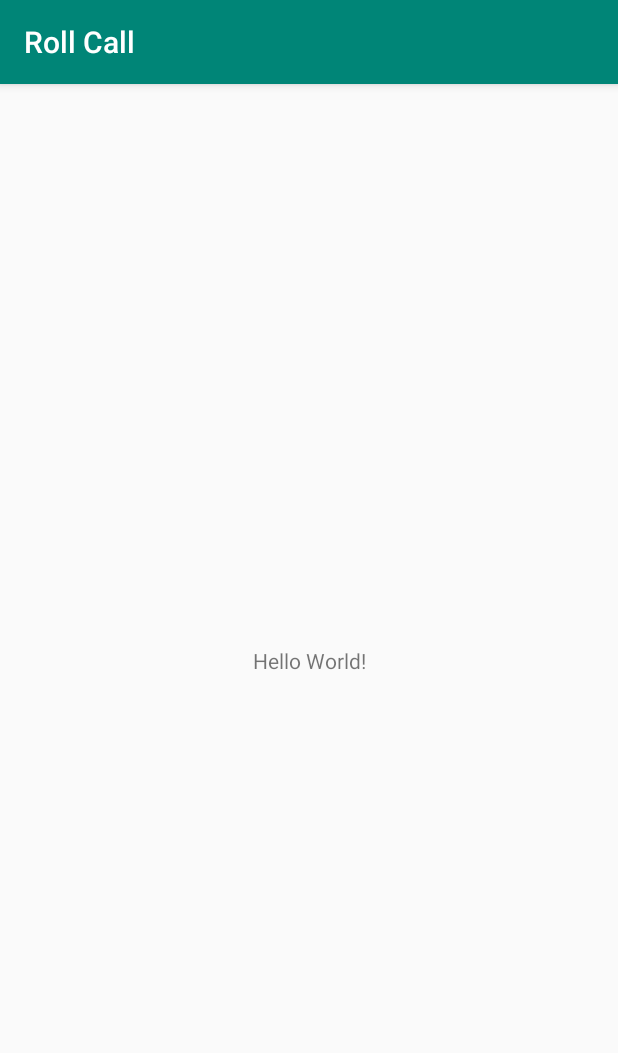
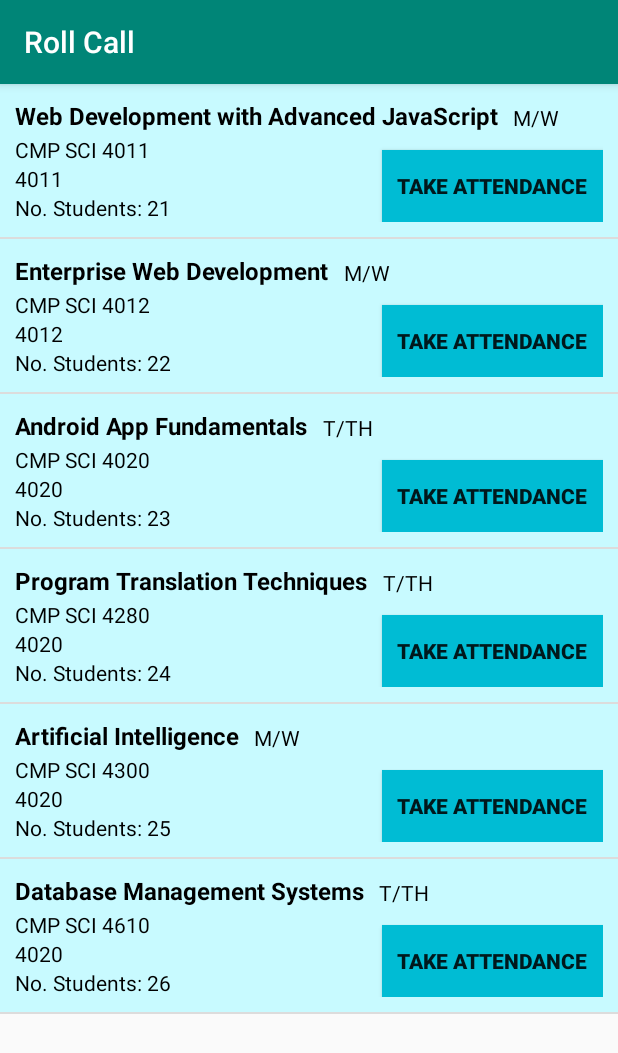
Before and after one commit to zegster/android-fundamentals, an Android app: the screen it shows after launch (MainScreenAct before the commit, MainScreenActivity after it), on a phone screen of 412 x 824 dp. Shown: the top 1053 px of the screen. Run offline under Robolectric (Android 15) with nearby library versions, the phone set to English and light mode, and no system bars.

Commit message:
huge update

```diff
--- a/RollCall/app/build.gradle
+++ b/RollCall/app/build.gradle
@@ -24,10 +24,11 @@ android {
 
 dependencies {
     implementation fileTree(dir: 'libs', include: ['*.jar'])
-    implementation"org.jetbrains.kotlin:kotlin-stdlib-jdk7:$kotlin_version"
+    implementation "org.jetbrains.kotlin:kotlin-stdlib-jdk7:$kotlin_version"
     implementation 'androidx.appcompat:appcompat:1.1.0'
     implementation 'androidx.core:core-ktx:1.2.0'
     implementation 'androidx.constraintlayout:constraintlayout:1.1.3'
+    implementation 'androidx.legacy:legacy-support-v4:1.0.0'
     testImplementation 'junit:junit:4.12'
     androidTestImplementation 'androidx.test.ext:junit:1.1.1'
     androidTestImplementation 'androidx.test.espresso:espresso-core:3.2.0'
--- a/RollCall/app/src/main/AndroidManifest.xml
+++ b/RollCall/app/src/main/AndroidManifest.xml
@@ -9,7 +9,7 @@
         android:roundIcon="@mipmap/ic_launcher_round"
         android:supportsRtl="true"
         android:theme="@style/AppTheme">
-        <activity android:name=".MainScreenAct">
+        <activity android:name=".MainScreenActivity">
             <intent-filter>
                 <action android:name="android.intent.action.MAIN" />
 
--- /dev/null
+++ b/RollCall/app/src/main/java/edu/umsl/duc_ngo/rollcall/CourseListAdapter.kt
@@ -0,0 +1,79 @@
+package edu.umsl.duc_ngo.rollcall
+
+import android.view.View
+import android.view.ViewGroup
+import android.widget.BaseAdapter
+import android.widget.TextView
+import android.view.LayoutInflater
+import kotlinx.android.synthetic.main.course_row_list.view.*
+
+class CourseListAdapter(model: CourseModel): BaseAdapter() {
+    private val mModel: CourseModel = model
+
+    /* Responsible for how many rows in the list */
+    override fun getCount(): Int {
+        return mModel.getCourseSize()
+    }
+
+    override fun getItemId(position: Int): Long {
+        return position.toLong()
+    }
+
+    override fun getItem(position: Int): Any {
+        return "Return ANY from getItem()"
+    }
+
+    /* Responsible for rendering out each row of the list view */
+    override fun getView(position: Int, convertView: View?, parent: ViewGroup?): View {
+        /* Debug
+        val textView = TextView(ctx)
+        textView.text = "This is a test, testing the row!" */
+
+        val courseRowList: View
+
+        //Check if convertView is null, if so then inflate a new row
+        if(convertView == null) {
+            //LayoutInflater inflate XML files and it gives us the entire view so that we can use it as the return value
+            val layoutInflater = LayoutInflater.from(parent!!.context)
+            courseRowList = layoutInflater.inflate(R.layout.course_row_list, parent, false)
+
+            //Note: findViewById is very expensive
+            //Using ViewHolder pattern for performance gains: https://developer.android.com/guide/topics/ui/layout/recyclerview
+            /* Solution 1
+            val courseNameTV = courseRowList.findViewById<TextView>(R.id._course_name_tv)
+            val extendedNameTV = courseRowList.findViewById<TextView>(R.id._extended_name_tv)
+            val courseNumberTV = courseRowList.findViewById<TextView>(R.id._course_number_tv)
+            val heldDayTV = courseRowList.findViewById<TextView>(R.id._held_day_tv)
+            val noStudentTV = courseRowList.findViewById<TextView>(R.id._no_student_tv)
+            val viewHolder = ViewHolder(courseNameTV, extendedNameTV, courseNumberTV, heldDayTV, noStudentTV) */
+
+            /* Solution 2
+            //This require plugin of: kotlin-android-extensions
+            val courseNameTV = courseRowList._course_name_tv
+            val extendedNameTV = courseRowList._extended_name_tv
+            val courseNumberTV = courseRowList._course_number_tv
+            val heldDayTV = courseRowList._held_day_tv
+            val noStudentTV = courseRowList._no_student_tv
+            val viewHolder = ViewHolder(courseNameTV, extendedNameTV, courseNumberTV, heldDayTV, noStudentTV) */
+
+            /* Solution 3 */
+            //This require plugin of: kotlin-android-extensions
+            val viewHolder = ViewHolder(courseRowList._course_name_tv, courseRowList._extended_name_tv, courseRowList._course_number_tv, courseRowList._held_day_tv, courseRowList._no_student_tv)
+            courseRowList.tag = viewHolder
+        } else {
+            //If not null, that mean the row is convertView then set courseRowList as that view
+            courseRowList = convertView
+        }
+
+        val viewHolder = courseRowList.tag as ViewHolder
+        viewHolder.courseNameTV.text = mModel.getCourse(position).course_name
+        viewHolder.extendedNameTV.text = mModel.getCourse(position).extended_name
+        viewHolder.courseNumberTV.text = mModel.getCourse(position).course_number.toString()
+        viewHolder.heldDayTV.text = mModel.getCourse(position).held_day
+        viewHolder.noStudentTV.text = mModel.getCourse(position).no_students.toString()
+
+        return courseRowList
+    }
+
+    private class ViewHolder(val courseNameTV: TextView, val extendedNameTV: TextView, val courseNumberTV: TextView,  val heldDayTV: TextView,  val noStudentTV: TextView)
+}
--- a/RollCall/app/src/main/java/edu/umsl/duc_ngo/rollcall/CourseModel.kt
+++ b/RollCall/app/src/main/java/edu/umsl/duc_ngo/rollcall/CourseModel.kt
@@ -1,12 +1,20 @@
 package edu.umsl.duc_ngo.rollcall
 
-import android.R
+class CourseModel {
+    private var courses: ArrayList<CourseData> = arrayListOf(
+        CourseData("Web Development with Advanced JavaScript","CMP SCI 4011", 4011, 21, "M/W", 0.0F, 0.0F, 0.0F),
+        CourseData("Enterprise Web Development","CMP SCI 4012", 4012, 22, "M/W", 0.0F, 0.0F, 0.0F),
+        CourseData("Android App Fundamentals","CMP SCI 4020", 4020, 23, "T/TH", 0.0F, 0.0F, 0.0F),
+        CourseData("Program Translation Techniques","CMP SCI 4280", 4020, 24, "T/TH", 0.0F, 0.0F, 0.0F),
+        CourseData("Artificial Intelligence","CMP SCI 4300", 4020, 25, "M/W", 0.0F, 0.0F, 0.0F),
+        CourseData("Database Management Systems","CMP SCI 4610", 4020, 26, "T/TH", 0.0F, 0.0F, 0.0F)
+    )
 
+    fun getCourseSize(): Int {
+        return courses.size
+    }
 
-
-
-class CourseModel {
-    var courses: Array<CourseData> = arrayOf()
-
-
+    fun getCourse(index: Int): CourseData {
+        return courses[index]
+    }
 }
--- a/RollCall/app/src/main/java/edu/umsl/duc_ngo/rollcall/MainScreenAct.kt
+++ /dev/null
@@ -1,11 +0,0 @@
-package edu.umsl.duc_ngo.rollcall
-
-import androidx.appcompat.app.AppCompatActivity
-import android.os.Bundle
-
-class MainScreenAct : AppCompatActivity() {
-    override fun onCreate(savedInstanceState: Bundle?) {
-        super.onCreate(savedInstanceState)
-        setContentView(R.layout.main_screen)
-    }
-}
--- /dev/null
+++ b/RollCall/app/src/main/java/edu/umsl/duc_ngo/rollcall/MainScreenActivity.kt
@@ -0,0 +1,20 @@
+package edu.umsl.duc_ngo.rollcall
+
+import android.os.Bundle
+import android.util.Log
+import android.widget.ListView
+import androidx.appcompat.app.AppCompatActivity
+
+class MainScreenActivity : AppCompatActivity() {
+    private var model: CourseModel = CourseModel()
+
+    override fun onCreate(savedInstanceState: Bundle?) {
+        super.onCreate(savedInstanceState)
+        setContentView(R.layout.main_screen)
+
+        Log.d("Main", model.getCourse(0).course_name)
+
+        val listView = findViewById<ListView>(R.id._course_list)
+        listView.adapter = CourseListAdapter(model)
+    }
+}
--- /dev/null
+++ b/RollCall/app/src/main/res/layout/course_row_list.xml
@@ -0,0 +1,82 @@
+<?xml version="1.0" encoding="utf-8"?>
+<androidx.constraintlayout.widget.ConstraintLayout xmlns:android="http://schemas.android.com/apk/res/android"
+    xmlns:app="http://schemas.android.com/apk/res-auto"
+    xmlns:tools="http://schemas.android.com/tools"
+    android:layout_width="match_parent"
+    android:layout_height="wrap_content"
+    android:background="#C8FAFF"
+    android:padding="10dp"
+    tools:layout_editor_absoluteY="81dp">
+
+    <TextView
+        android:id="@+id/_course_name_tv"
+        android:layout_width="wrap_content"
+        android:layout_height="wrap_content"
+        android:text="@string/course_name"
+        android:textColor="#000000"
+        android:textSize="16sp"
+        android:textStyle="bold"
+        app:layout_constraintStart_toStartOf="parent"
+        app:layout_constraintTop_toTopOf="parent" />
+
+    <TextView
+        android:id="@+id/_extended_name_tv"
+        android:layout_width="wrap_content"
+        android:layout_height="wrap_content"
+        android:layout_marginTop="2dp"
+        android:text="@string/extended_name"
+        android:textColor="#000000"
+        app:layout_constraintStart_toStartOf="@+id/_course_name_tv"
+        app:layout_constraintTop_toBottomOf="@+id/_course_name_tv" />
+
+    <TextView
+        android:id="@+id/_course_number_tv"
+        android:layout_width="wrap_content"
+        android:layout_height="wrap_content"
+        android:text="@string/course_number"
+        android:textColor="#000000"
+        app:layout_constraintStart_toStartOf="@+id/_extended_name_tv"
+        app:layout_constraintTop_toBottomOf="@+id/_extended_name_tv" />
+
+    <TextView
+        android:id="@+id/_held_day_tv"
+        android:layout_width="wrap_content"
+        android:layout_height="wrap_content"
+        android:layout_marginStart="10dp"
+        android:text="@string/held_day"
+        android:textColor="#000000"
+        app:layout_constraintBottom_toBottomOf="@+id/_course_name_tv"
+        app:layout_constraintStart_toEndOf="@+id/_course_name_tv" />
+
+    <TextView
+        android:id="@+id/_no_student_tv"
+        android:layout_width="wrap_content"
+        android:layout_height="wrap_content"
+        android:text="@string/no_students"
+        android:textColor="#000000"
+        app:layout_constraintBottom_toBottomOf="@+id/_no_student_label"
+        app:layout_constraintStart_toEndOf="@+id/_no_student_label" />
+
+    <Button
+        android:id="@+id/_take_attendance_btn"
+        style="@style/Widget.AppCompat.Button"
+        android:layout_width="wrap_content"
+        android:layout_height="wrap_content"
+        android:background="#00BCD4"
+        android:paddingStart="10dp"
+        android:paddingEnd="10dp"
+        android:text="@string/take_attendance"
+        android:textSize="14sp"
+        android:textStyle="bold"
+        app:layout_constraintBottom_toBottomOf="@+id/_no_student_tv"
+        app:layout_constraintEnd_toEndOf="parent" />
+
+    <TextView
+        android:id="@+id/_no_student_label"
+        android:layout_width="wrap_content"
+        android:layout_height="wrap_content"
+        android:text="@string/no_students_label"
+        android:textColor="#000000"
+        app:layout_constraintStart_toStartOf="@+id/_course_number_tv"
+        app:layout_constraintTop_toBottomOf="@+id/_course_number_tv" />
+</androidx.constraintlayout.widget.ConstraintLayout>
--- a/RollCall/app/src/main/res/layout/main_screen.xml
+++ b/RollCall/app/src/main/res/layout/main_screen.xml
@@ -5,15 +5,14 @@
     xmlns:tools="http://schemas.android.com/tools"
     android:layout_width="match_parent"
     android:layout_height="match_parent"
-    tools:context=".MainScreenAct">
+    tools:context=".MainScreenActivity">
 
-    <TextView
-        android:layout_width="wrap_content"
-        android:layout_height="wrap_content"
-        android:text="Hello World!"
+    <ListView
+        android:id="@+id/_course_list"
+        android:layout_width="match_parent"
+        android:layout_height="match_parent"
         app:layout_constraintBottom_toBottomOf="parent"
-        app:layout_constraintLeft_toLeftOf="parent"
-        app:layout_constraintRight_toRightOf="parent"
+        app:layout_constraintEnd_toEndOf="parent"
+        app:layout_constraintStart_toStartOf="parent"
         app:layout_constraintTop_toTopOf="parent" />
-
 </androidx.constraintlayout.widget.ConstraintLayout>
--- a/RollCall/app/src/main/res/values/strings.xml
+++ b/RollCall/app/src/main/res/values/strings.xml
@@ -1,38 +1,10 @@
 <resources>
     <string name="app_name">Roll Call</string>
-    <string-array name="course_name">
-        <item>Web Development with Advanced JavaScript</item>
-        <item>Android App Fundamentals</item>
-        <item>Program Translation Techniques</item>
-        <item>Artificial Intelligence</item>
-        <item>Database Management Systems</item>
-    </string-array>
-    <string-array name="extended_name">
-        <item>CMP SCI 4011</item>
-        <item>CMP SCI 4020</item>
-        <item>CMP SCI 4280</item>
-        <item>CMP SCI 4300</item>
-        <item>CMP SCI 4610</item>
-    </string-array>
-    <string-array name="course_number">
-        <item>4011</item>
-        <item>4020</item>
-        <item>4280</item>
-        <item>4300</item>
-        <item>4610</item>
-    </string-array>
-    <string-array name="no_students">
-        <item>5</item>
-        <item>6</item>
-        <item>7</item>
-        <item>8</item>
-        <item>9</item>
-    </string-array>
-    <string-array name="held_day">
-        <item>T/TH</item>
-        <item>M/W</item>
-        <item>M/W</item>
-        <item>T/TH</item>
-        <item>M/W</item>
-    </string-array>
+    <string name="course_name">Course Name</string>
+    <string name="extended_name">Extended Name</string>
+    <string name="course_number">Course Number</string>
+    <string name="no_students_label">No. Students:&#160;</string>
+    <string name="no_students">99</string>
+    <string name="held_day">Held Day</string>
+    <string name="take_attendance">Take Attendance</string>
 </resources>
```
